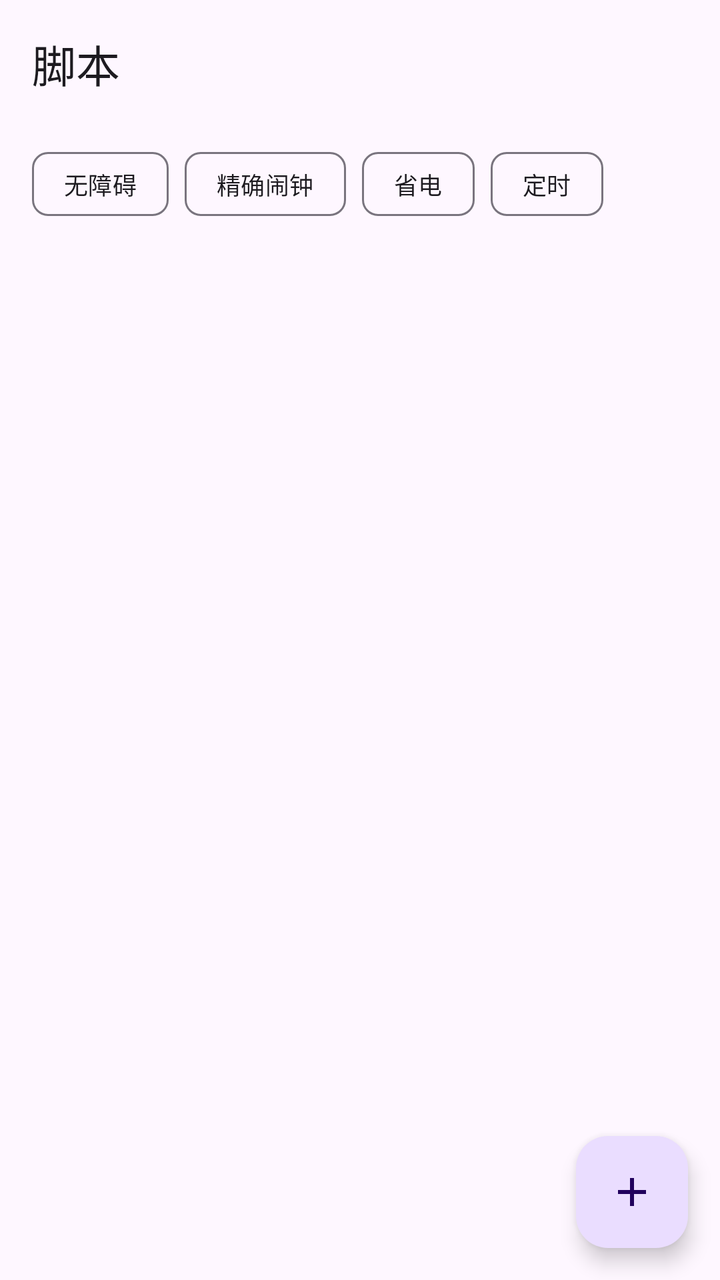
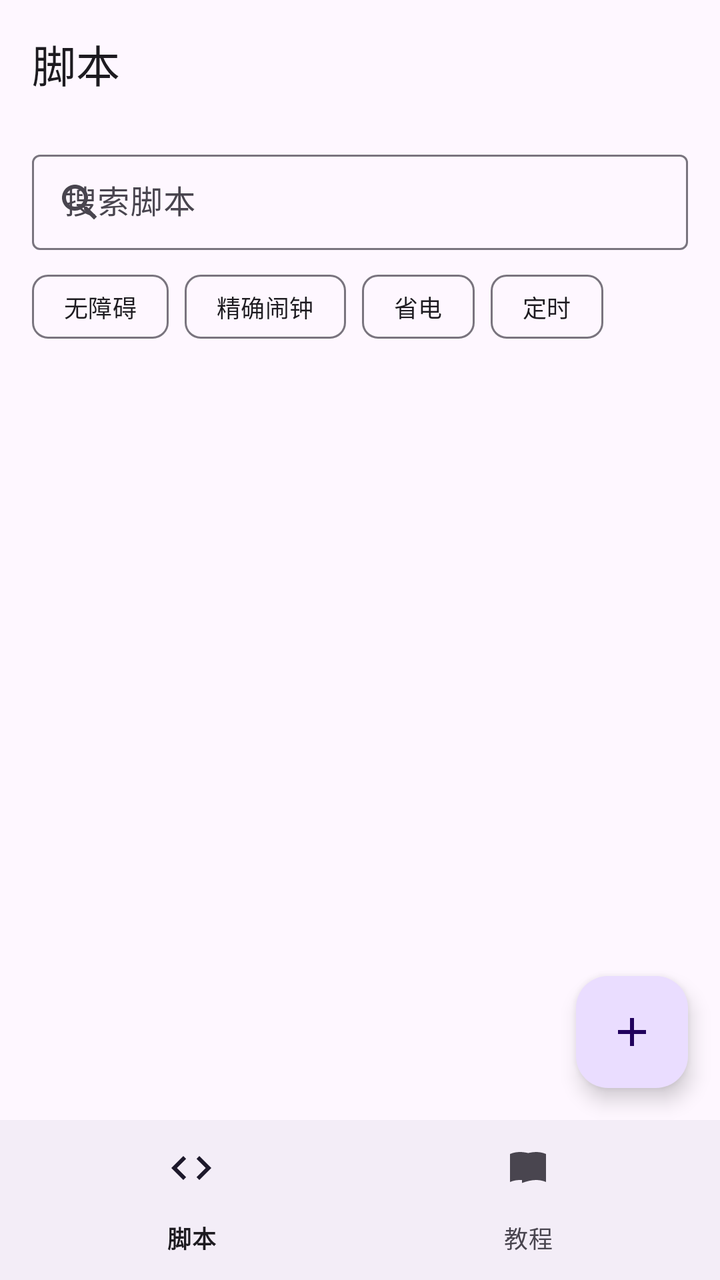

Screens rendered from an Android XML layout before and after an edit, with the pre-edit source and the edit as a unified diff.
<!-- AndroidManifest.xml: application theme Theme.MicroAuto -->
<!-- res/layout/activity_main.xml -->
<?xml version="1.0" encoding="utf-8"?>
<androidx.coordinatorlayout.widget.CoordinatorLayout xmlns:android="http://schemas.android.com/apk/res/android"
    xmlns:app="http://schemas.android.com/apk/res-auto"
    android:id="@+id/root"
    android:layout_width="match_parent"
    android:layout_height="match_parent"
    android:background="?attr/colorSurface">

    <LinearLayout
        android:layout_width="match_parent"
        android:layout_height="match_parent"
        android:orientation="vertical">

        <com.google.android.material.appbar.MaterialToolbar
            android:id="@+id/toolbar"
            android:layout_width="match_parent"
            android:layout_height="?attr/actionBarSize"
            app:navigationIconTint="?attr/colorOnSurface"
            app:title="脚本"
            app:titleTextAppearance="?attr/textAppearanceTitleLarge" />

        <com.google.android.material.chip.ChipGroup
            android:id="@+id/statusChips"
            android:layout_width="match_parent"
            android:layout_height="wrap_content"
            android:paddingStart="16dp"
            android:paddingTop="4dp"
            android:paddingEnd="16dp"
            android:paddingBottom="8dp"
            app:chipSpacingHorizontal="8dp"
            app:chipSpacingVertical="4dp">

                <com.google.android.material.chip.Chip
                    android:id="@+id/chipAccessibility"
                    style="@style/Widget.MicroAuto.Chip.Status"
                    android:layout_width="wrap_content"
                    android:layout_height="wrap_content"
                    android:checkable="false"
                    android:clickable="true"
                    android:text="无障碍" />

                <com.google.android.material.chip.Chip
                    android:id="@+id/chipAlarm"
                    style="@style/Widget.MicroAuto.Chip.Status"
                    android:layout_width="wrap_content"
                    android:layout_height="wrap_content"
                    android:checkable="false"
                    android:clickable="true"
                    android:text="精确闹钟" />

                <com.google.android.material.chip.Chip
                    android:id="@+id/chipBattery"
                    style="@style/Widget.MicroAuto.Chip.Status"
                    android:layout_width="wrap_content"
                    android:layout_height="wrap_content"
                    android:checkable="false"
                    android:clickable="true"
                    android:text="省电" />

                <com.google.android.material.chip.Chip
                    android:id="@+id/chipSchedule"
                    style="@style/Widget.MicroAuto.Chip.Status"
                    android:layout_width="wrap_content"
                    android:layout_height="wrap_content"
                    android:checkable="false"
                    android:clickable="true"
                    android:text="定时" />
        </com.google.android.material.chip.ChipGroup>

        <FrameLayout
            android:layout_width="match_parent"
            android:layout_height="0dp"
            android:layout_weight="1">

            <androidx.recyclerview.widget.RecyclerView
                android:id="@+id/scriptList"
                android:layout_width="match_parent"
                android:layout_height="match_parent"
                android:clipToPadding="false"
                android:paddingStart="8dp"
                android:paddingTop="4dp"
                android:paddingEnd="8dp"
                android:paddingBottom="96dp"
                android:scrollbars="vertical" />

            <LinearLayout
                android:id="@+id/emptyState"
                android:layout_width="match_parent"
                android:layout_height="match_parent"
                android:gravity="center"
                android:orientation="vertical"
                android:padding="32dp"
                android:visibility="gone">

                <TextView
                    android:id="@+id/emptyTitle"
                    android:layout_width="wrap_content"
                    android:layout_height="wrap_content"
                    android:text="还没有脚本"
                    android:textAppearance="?attr/textAppearanceTitleMedium" />

                <TextView
                    android:id="@+id/emptyHint"
                    android:layout_width="wrap_content"
                    android:layout_height="wrap_content"
                    android:layout_marginTop="8dp"
                    android:gravity="center"
                    android:text="新建一个脚本，或从文件导入 .js / .txt"
                    android:textAppearance="?attr/textAppearanceBodyMedium"
                    android:textColor="?attr/colorOnSurfaceVariant" />

                <com.google.android.material.button.MaterialButton
                    android:id="@+id/btnEmptyNew"
                    android:layout_width="wrap_content"
                    android:layout_height="wrap_content"
                    android:layout_marginTop="16dp"
                    android:text="新建脚本" />

                <com.google.android.material.button.MaterialButton
                    android:id="@+id/btnEmptyImport"
                    style="@style/Widget.Material3.Button.TextButton"
                    android:layout_width="wrap_content"
                    android:layout_height="wrap_content"
                    android:text="导入脚本" />

                <com.google.android.material.button.MaterialButton
                    android:id="@+id/btnEmptyFolder"
                    style="@style/Widget.Material3.Button.TextButton"
                    android:layout_width="wrap_content"
                    android:layout_height="wrap_content"
                    android:text="新建文件夹" />
            </LinearLayout>
        </FrameLayout>
    </LinearLayout>

    <com.google.android.material.floatingactionbutton.FloatingActionButton
        android:id="@+id/fabNew"
        android:layout_width="wrap_content"
        android:layout_height="wrap_content"
        android:layout_gravity="bottom|end"
        android:layout_margin="16dp"
        android:contentDescription="新建脚本或文件夹"
        app:srcCompat="@drawable/ic_add"
        app:tint="?attr/colorOnPrimaryContainer" />
</androidx.coordinatorlayout.widget.CoordinatorLayout>
<!-- resources referenced by this layout -->
<resources>
  <!-- drawable ic_add (drawable) -->
  <vector xmlns:android="http://schemas.android.com/apk/res/android"
      android:width="24dp"
      android:height="24dp"
      android:viewportWidth="24"
      android:viewportHeight="24">
      <path
          android:fillColor="#FFFFFFFF"
          android:pathData="M19,13h-6v6h-2v-6H5v-2h6V5h2v6h6v2z" />
  </vector>
  <style name="Widget.MicroAuto.Chip.Status" parent="Widget.Material3.Chip.Assist">
          <item name="android:textSize">12sp</item>
          <item name="chipMinHeight">32dp</item>
      </style>
  <style name="Theme.MicroAuto" parent="Theme.Material3.DayNight.NoActionBar" />
</resources>

<!-- the commit's change to res/layout/activity_main.xml (unified diff, before → after) -->
@@ -19,127 +19,345 @@
             app:title="脚本"
             app:titleTextAppearance="?attr/textAppearanceTitleLarge" />
 
-        <com.google.android.material.chip.ChipGroup
-            android:id="@+id/statusChips"
-            android:layout_width="match_parent"
-            android:layout_height="wrap_content"
-            android:paddingStart="16dp"
-            android:paddingTop="4dp"
-            android:paddingEnd="16dp"
-            android:paddingBottom="8dp"
-            app:chipSpacingHorizontal="8dp"
-            app:chipSpacingVertical="4dp">
-
-                <com.google.android.material.chip.Chip
-                    android:id="@+id/chipAccessibility"
-                    style="@style/Widget.MicroAuto.Chip.Status"
-                    android:layout_width="wrap_content"
-                    android:layout_height="wrap_content"
-                    android:checkable="false"
-                    android:clickable="true"
-                    android:text="无障碍" />
-
-                <com.google.android.material.chip.Chip
-                    android:id="@+id/chipAlarm"
-                    style="@style/Widget.MicroAuto.Chip.Status"
-                    android:layout_width="wrap_content"
-                    android:layout_height="wrap_content"
-                    android:checkable="false"
-                    android:clickable="true"
-                    android:text="精确闹钟" />
-
-                <com.google.android.material.chip.Chip
-                    android:id="@+id/chipBattery"
-                    style="@style/Widget.MicroAuto.Chip.Status"
-                    android:layout_width="wrap_content"
-                    android:layout_height="wrap_content"
-                    android:checkable="false"
-                    android:clickable="true"
-                    android:text="省电" />
-
-                <com.google.android.material.chip.Chip
-                    android:id="@+id/chipSchedule"
-                    style="@style/Widget.MicroAuto.Chip.Status"
-                    android:layout_width="wrap_content"
-                    android:layout_height="wrap_content"
-                    android:checkable="false"
-                    android:clickable="true"
-                    android:text="定时" />
-        </com.google.android.material.chip.ChipGroup>
-
         <FrameLayout
+            android:id="@+id/pageHost"
             android:layout_width="match_parent"
             android:layout_height="0dp"
             android:layout_weight="1">
 
-            <androidx.recyclerview.widget.RecyclerView
-                android:id="@+id/scriptList"
+            <LinearLayout
+                android:id="@+id/scriptsPage"
                 android:layout_width="match_parent"
                 android:layout_height="match_parent"
-                android:clipToPadding="false"
-                android:paddingStart="8dp"
-                android:paddingTop="4dp"
-                android:paddingEnd="8dp"
-                android:paddingBottom="96dp"
-                android:scrollbars="vertical" />
-
-            <LinearLayout
-                android:id="@+id/emptyState"
+                android:orientation="vertical">
+
+                <com.google.android.material.textfield.TextInputLayout
+                    android:id="@+id/searchLayout"
+                    style="@style/Widget.Material3.TextInputLayout.OutlinedBox.Dense"
+                    android:layout_width="match_parent"
+                    android:layout_height="wrap_content"
+                    android:layout_marginStart="16dp"
+                    android:layout_marginTop="8dp"
+                    android:layout_marginEnd="16dp"
+                    android:hint="搜索脚本"
+                    app:endIconMode="clear_text"
+                    app:startIconDrawable="@drawable/ic_search"
+                    app:startIconTint="?attr/colorOnSurfaceVariant">
+
+                    <com.google.android.material.textfield.TextInputEditText
+                        android:id="@+id/searchInput"
+                        android:layout_width="match_parent"
+                        android:layout_height="wrap_content"
+                        android:imeOptions="actionSearch"
+                        android:inputType="text"
+                        android:maxLines="1" />
+                </com.google.android.material.textfield.TextInputLayout>
+
+                <com.google.android.material.chip.ChipGroup
+                    android:id="@+id/statusChips"
+                    android:layout_width="match_parent"
+                    android:layout_height="wrap_content"
+                    android:paddingStart="16dp"
+                    android:paddingTop="4dp"
+                    android:paddingEnd="16dp"
+                    android:paddingBottom="8dp"
+                    app:chipSpacingHorizontal="8dp"
+                    app:chipSpacingVertical="4dp">
+
+                    <com.google.android.material.chip.Chip
+                        android:id="@+id/chipAccessibility"
+                        style="@style/Widget.MicroAuto.Chip.Status"
+                        android:layout_width="wrap_content"
+                        android:layout_height="wrap_content"
+                        android:checkable="false"
+                        android:clickable="true"
+                        android:text="无障碍" />
+
+                    <com.google.android.material.chip.Chip
+                        android:id="@+id/chipAlarm"
+                        style="@style/Widget.MicroAuto.Chip.Status"
+                        android:layout_width="wrap_content"
+                        android:layout_height="wrap_content"
+                        android:checkable="false"
+                        android:clickable="true"
+                        android:text="精确闹钟" />
+
+                    <com.google.android.material.chip.Chip
+                        android:id="@+id/chipBattery"
+                        style="@style/Widget.MicroAuto.Chip.Status"
+                        android:layout_width="wrap_content"
+                        android:layout_height="wrap_content"
+                        android:checkable="false"
+                        android:clickable="true"
+                        android:text="省电" />
+
+                    <com.google.android.material.chip.Chip
+                        android:id="@+id/chipSchedule"
+                        style="@style/Widget.MicroAuto.Chip.Status"
+                        android:layout_width="wrap_content"
+                        android:layout_height="wrap_content"
+                        android:checkable="false"
+                        android:clickable="true"
+                        android:text="定时" />
+                </com.google.android.material.chip.ChipGroup>
+
+                <FrameLayout
+                    android:layout_width="match_parent"
+                    android:layout_height="0dp"
+                    android:layout_weight="1">
+
+                    <androidx.recyclerview.widget.RecyclerView
+                        android:id="@+id/scriptList"
+                        android:layout_width="match_parent"
+                        android:layout_height="match_parent"
+                        android:clipToPadding="false"
+                        android:paddingStart="8dp"
+                        android:paddingTop="4dp"
+                        android:paddingEnd="8dp"
+                        android:paddingBottom="96dp"
+                        android:scrollbars="vertical" />
+
+                    <LinearLayout
+                        android:id="@+id/emptyState"
+                        android:layout_width="match_parent"
+                        android:layout_height="match_parent"
+                        android:gravity="center"
+                        android:orientation="vertical"
+                        android:padding="32dp"
+                        android:visibility="gone">
+
+                        <TextView
+                            android:id="@+id/emptyTitle"
+                            android:layout_width="wrap_content"
+                            android:layout_height="wrap_content"
+                            android:text="还没有脚本"
+                            android:textAppearance="?attr/textAppearanceTitleMedium" />
+
+                        <TextView
+                            android:id="@+id/emptyHint"
+                            android:layout_width="wrap_content"
+                            android:layout_height="wrap_content"
+                            android:layout_marginTop="8dp"
+                            android:gravity="center"
+                            android:text="新建一个脚本，或从文件导入 .js / .txt"
+                            android:textAppearance="?attr/textAppearanceBodyMedium"
+                            android:textColor="?attr/colorOnSurfaceVariant" />
+
+                        <com.google.android.material.button.MaterialButton
+                            android:id="@+id/btnEmptyNew"
+                            android:layout_width="wrap_content"
+                            android:layout_height="wrap_content"
+                            android:layout_marginTop="16dp"
+                            android:text="新建脚本" />
+
+                        <com.google.android.material.button.MaterialButton
+                            android:id="@+id/btnEmptyImport"
+                            style="@style/Widget.Material3.Button.TextButton"
+                            android:layout_width="wrap_content"
+                            android:layout_height="wrap_content"
+                            android:text="导入脚本" />
+
+                        <com.google.android.material.button.MaterialButton
+                            android:id="@+id/btnEmptyFolder"
+                            style="@style/Widget.Material3.Button.TextButton"
+                            android:layout_width="wrap_content"
+                            android:layout_height="wrap_content"
+                            android:text="新建文件夹" />
+                    </LinearLayout>
+
+                    <com.google.android.material.floatingactionbutton.FloatingActionButton
+                        android:id="@+id/fabNew"
+                        android:layout_width="wrap_content"
+                        android:layout_height="wrap_content"
+                        android:layout_gravity="bottom|end"
+                        android:layout_margin="16dp"
+                        android:contentDescription="新建脚本或文件夹"
+                        app:srcCompat="@drawable/ic_add"
+                        app:tint="?attr/colorOnPrimaryContainer" />
+                </FrameLayout>
+            </LinearLayout>
+
+            <androidx.core.widget.NestedScrollView
+                android:id="@+id/tutorialPage"
                 android:layout_width="match_parent"
                 android:layout_height="match_parent"
-                android:gravity="center"
-                android:orientation="vertical"
-                android:padding="32dp"
+                android:fillViewport="true"
                 android:visibility="gone">
 
-                <TextView
-                    android:id="@+id/emptyTitle"
-                    android:layout_width="wrap_content"
-                    android:layout_height="wrap_content"
-                    android:text="还没有脚本"
-                    android:textAppearance="?attr/textAppearanceTitleMedium" />
-
-                <TextView
-                    android:id="@+id/emptyHint"
-                    android:layout_width="wrap_content"
-                    android:layout_height="wrap_content"
-                    android:layout_marginTop="8dp"
-                    android:gravity="center"
-                    android:text="新建一个脚本，或从文件导入 .js / .txt"
-                    android:textAppearance="?attr/textAppearanceBodyMedium"
-                    android:textColor="?attr/colorOnSurfaceVariant" />
-
-                <com.google.android.material.button.MaterialButton
-                    android:id="@+id/btnEmptyNew"
-                    android:layout_width="wrap_content"
-                    android:layout_height="wrap_content"
-                    android:layout_marginTop="16dp"
-                    android:text="新建脚本" />
-
-                <com.google.android.material.button.MaterialButton
-                    android:id="@+id/btnEmptyImport"
-                    style="@style/Widget.Material3.Button.TextButton"
-                    android:layout_width="wrap_content"
-                    android:layout_height="wrap_content"
-                    android:text="导入脚本" />
-
-                <com.google.android.material.button.MaterialButton
-                    android:id="@+id/btnEmptyFolder"
-                    style="@style/Widget.Material3.Button.TextButton"
-                    android:layout_width="wrap_content"
-                    android:layout_height="wrap_content"
-                    android:text="新建文件夹" />
-            </LinearLayout>
+                <include
+                    android:id="@+id/tutorialContent"
+                    layout="@layout/view_tutorial" />
+            </androidx.core.widget.NestedScrollView>
         </FrameLayout>
+
+        <com.google.android.material.bottomnavigation.BottomNavigationView
+            android:id="@+id/bottomNav"
+            android:layout_width="match_parent"
+            android:layout_height="wrap_content"
+            app:labelVisibilityMode="labeled"
+            app:menu="@menu/menu_bottom" />
     </LinearLayout>
-
-    <com.google.android.material.floatingactionbutton.FloatingActionButton
-        android:id="@+id/fabNew"
-        android:layout_width="wrap_content"
-        android:layout_height="wrap_content"
-        android:layout_gravity="bottom|end"
-        android:layout_margin="16dp"
-        android:contentDescription="新建脚本或文件夹"
-        app:srcCompat="@drawable/ic_add"
-        app:tint="?attr/colorOnPrimaryContainer" />
 </androidx.coordinatorlayout.widget.CoordinatorLayout>
+<!-- res/layout/view_tutorial.xml (included above) -->
+<?xml version="1.0" encoding="utf-8"?>
+<LinearLayout xmlns:android="http://schemas.android.com/apk/res/android"
+    android:layout_width="match_parent"
+    android:layout_height="wrap_content"
+    android:orientation="vertical"
+    android:padding="16dp">
+
+    <TextView
+        android:layout_width="match_parent"
+        android:layout_height="wrap_content"
+        android:text="MicroAuto 用 JavaScript 调用 Android 无障碍服务，实现自动点击、滑动、读取界面和定时执行。"
+        android:textAppearance="?attr/textAppearanceBodyMedium"
+        android:textColor="?attr/colorOnSurfaceVariant" />
+
+    <TextView
+        android:layout_width="wrap_content"
+        android:layout_height="wrap_content"
+        android:layout_marginTop="24dp"
+        android:text="快速开始"
+        android:textAppearance="?attr/textAppearanceTitleMedium" />
+
+    <TextView
+        android:layout_width="match_parent"
+        android:layout_height="wrap_content"
+        android:layout_marginTop="8dp"
+        android:lineSpacingExtra="4dp"
+        android:text="1. 打开系统设置 → 无障碍 → 已下载的服务 → MicroAuto，开启服务。\n2. 回到首页，点右下角 +，选择新建脚本或新建文件夹，或直接打开内置示例。\n3. 在编辑器里点“运行”。首次运行会请求通知权限，用于前台服务通知。"
+        android:textAppearance="?attr/textAppearanceBodyMedium"
+        android:textColor="?attr/colorOnSurfaceVariant" />
+
+    <TextView
+        android:layout_width="wrap_content"
+        android:layout_height="wrap_content"
+        android:layout_marginTop="24dp"
+        android:text="第一个脚本"
+        android:textAppearance="?attr/textAppearanceTitleMedium" />
+
+    <TextView
+        android:layout_width="match_parent"
+        android:layout_height="wrap_content"
+        android:layout_marginTop="8dp"
+        android:text="用 text()、id()、desc() 等选择器找到控件，再调用 click()、setText()、scrollForward()。"
+        android:textAppearance="?attr/textAppearanceBodyMedium"
+        android:textColor="?attr/colorOnSurfaceVariant" />
+
+    <TextView
+        android:layout_width="match_parent"
+        android:layout_height="wrap_content"
+        android:layout_marginTop="8dp"
+        android:background="@drawable/bg_log"
+        android:fontFamily="monospace"
+        android:lineSpacingExtra="2dp"
+        android:padding="12dp"
+        android:text="var button = text(&quot;签到&quot;).findOne(5000);&#10;if (button) {&#10;  button.click();&#10;  toast(&quot;签到完成&quot;);&#10;} else {&#10;  log(&quot;没有找到按钮&quot;);&#10;}"
+        android:textColor="?attr/colorOnSurface"
+        android:textIsSelectable="true"
+        android:textSize="12sp" />
+
+    <TextView
+        android:layout_width="wrap_content"
+        android:layout_height="wrap_content"
+        android:layout_marginTop="24dp"
+        android:text="定时任务"
+        android:textAppearance="?attr/textAppearanceTitleMedium" />
+
+    <TextView
+        android:layout_width="match_parent"
+        android:layout_height="wrap_content"
+        android:layout_marginTop="8dp"
+        android:lineSpacingExtra="4dp"
+        android:text="编辑页 → 每天定时 → 设置 → 输入 HH:mm → 启用每天定时 → 保存定时。\n到点后会用前台服务运行当前脚本。精确闹钟不可用时会自动降级；部分厂商需要在电池设置里允许后台运行。"
+        android:textAppearance="?attr/textAppearanceBodyMedium"
+        android:textColor="?attr/colorOnSurfaceVariant" />
+
+    <TextView
+        android:layout_width="wrap_content"
+        android:layout_height="wrap_content"
+        android:layout_marginTop="24dp"
+        android:text="文件夹"
+        android:textAppearance="?attr/textAppearanceTitleMedium" />
+
+    <TextView
+        android:layout_width="match_parent"
+        android:layout_height="wrap_content"
+        android:layout_marginTop="8dp"
+        android:lineSpacingExtra="4dp"
+        android:text="首页右上角菜单 → 新建文件夹，或点右下角 +。\n脚本菜单 → 移动到… 可以把脚本放进文件夹。\n删除文件夹时，里面的脚本会移回根目录，不会丢失。\n目前支持一级文件夹。"
+        android:textAppearance="?attr/textAppearanceBodyMedium"
+        android:textColor="?attr/colorOnSurfaceVariant" />
+
+    <TextView
+        android:layout_width="wrap_content"
+        android:layout_height="wrap_content"
+        android:layout_marginTop="24dp"
+        android:text="搜索"
+        android:textAppearance="?attr/textAppearanceTitleMedium" />
+
+    <TextView
+        android:layout_width="match_parent"
+        android:layout_height="wrap_content"
+        android:layout_marginTop="8dp"
+        android:text="首页顶部的搜索框会按名称过滤所有脚本，包括文件夹内的脚本；清空后回到当前文件夹视图。"
+        android:textAppearance="?attr/textAppearanceBodyMedium"
+        android:textColor="?attr/colorOnSurfaceVariant" />
+
+    <TextView
+        android:layout_width="wrap_content"
+        android:layout_height="wrap_content"
+        android:layout_marginTop="24dp"
+        android:text="导入与导出"
+        android:textAppearance="?attr/textAppearanceTitleMedium" />
+
+    <TextView
+        android:layout_width="match_parent"
+        android:layout_height="wrap_content"
+        android:layout_marginTop="8dp"
+        android:lineSpacingExtra="4dp"
+        android:text="首页菜单或空状态可以导入 .js / .txt，导入的脚本会进入当前文件夹。\n脚本菜单 → 导出，会通过系统文件选择器保存为 .js。"
+        android:textAppearance="?attr/textAppearanceBodyMedium"
+        android:textColor="?attr/colorOnSurfaceVariant" />
+
+    <TextView
+        android:layout_width="wrap_content"
+        android:layout_height="wrap_content"
+        android:layout_marginTop="24dp"
+        android:text="权限与限制"
+        android:textAppearance="?attr/textAppearanceTitleMedium" />
+
+    <TextView
+        android:layout_width="match_parent"
+        android:layout_height="wrap_content"
+        android:layout_marginTop="8dp"
+        android:lineSpacingExtra="4dp"
+        android:text="• 非 root，必须开启无障碍服务。\n• 锁屏、息屏时无法操作界面。\n• 部分应用会检测或拒绝无障碍操作。\n• 定时触发受 Doze 和厂商保活策略影响。\n• 首版没有 OCR、找图、悬浮窗和可视化选择器。"
+        android:textAppearance="?attr/textAppearanceBodyMedium"
+        android:textColor="?attr/colorOnSurfaceVariant" />
+
+    <TextView
+        android:layout_width="wrap_content"
+        android:layout_height="wrap_content"
+        android:layout_marginTop="24dp"
+        android:text="内置示例"
+        android:textAppearance="?attr/textAppearanceTitleMedium" />
+
+    <TextView
+        android:layout_width="match_parent"
+        android:layout_height="wrap_content"
+        android:layout_marginTop="8dp"
+        android:lineSpacingExtra="4dp"
+        android:text="首次启动会创建 5 个示例脚本。删除后可以在首页菜单或本页底部恢复。\n示例包括：节点树、按文本点击、滑动与等待、定时签到模板、常用工具函数。"
+        android:textAppearance="?attr/textAppearanceBodyMedium"
+        android:textColor="?attr/colorOnSurfaceVariant" />
+
+    <com.google.android.material.button.MaterialButton
+        android:id="@+id/btnRestoreBuiltins"
+        style="@style/Widget.Material3.Button.OutlinedButton"
+        android:layout_width="match_parent"
+        android:layout_height="wrap_content"
+        android:layout_marginTop="20dp"
+        android:layout_marginBottom="24dp"
+        android:text="恢复内置示例" />
+</LinearLayout>
<!-- resource entries referenced after the edit -->
@@ -1,5 +1,12 @@
 <!-- resources referenced by this layout -->
 <resources>
+  <!-- drawable bg_log (drawable) -->
+  <?xml version="1.0" encoding="utf-8"?>
+  <shape xmlns:android="http://schemas.android.com/apk/res/android"
+      android:shape="rectangle">
+      <solid android:color="?attr/colorSurfaceContainerHighest" />
+      <corners android:radius="12dp" />
+  </shape>
   <!-- drawable ic_add (drawable) -->
   <vector xmlns:android="http://schemas.android.com/apk/res/android"
       android:width="24dp"
@@ -10,6 +17,16 @@
           android:fillColor="#FFFFFFFF"
           android:pathData="M19,13h-6v6h-2v-6H5v-2h6V5h2v6h6v2z" />
   </vector>
+  <!-- drawable ic_search (drawable) -->
+  <vector xmlns:android="http://schemas.android.com/apk/res/android"
+      android:width="24dp"
+      android:height="24dp"
+      android:viewportWidth="24"
+      android:viewportHeight="24">
+      <path
+          android:fillColor="#FFFFFFFF"
+          android:pathData="M15.5,14 H14.71 L14.43,13.73 C15.41,12.59 16,11.11 16,9.5 C16,5.91 13.09,3 9.5,3 C5.91,3 3,5.91 3,9.5 C3,13.09 5.91,16 9.5,16 C11.11,16 12.59,15.41 13.73,14.43 L14,14.71 V15.5 L19,20.49 L20.49,19 L15.5,14 Z M9.5,14 C7.01,14 5,11.99 5,9.5 C5,7.01 7.01,5 9.5,5 C11.99,5 14,7.01 14,9.5 C14,11.99 11.99,14 9.5,14 Z" />
+  </vector>
   <style name="Widget.MicroAuto.Chip.Status" parent="Widget.Material3.Chip.Assist">
           <item name="android:textSize">12sp</item>
           <item name="chipMinHeight">32dp</item>
